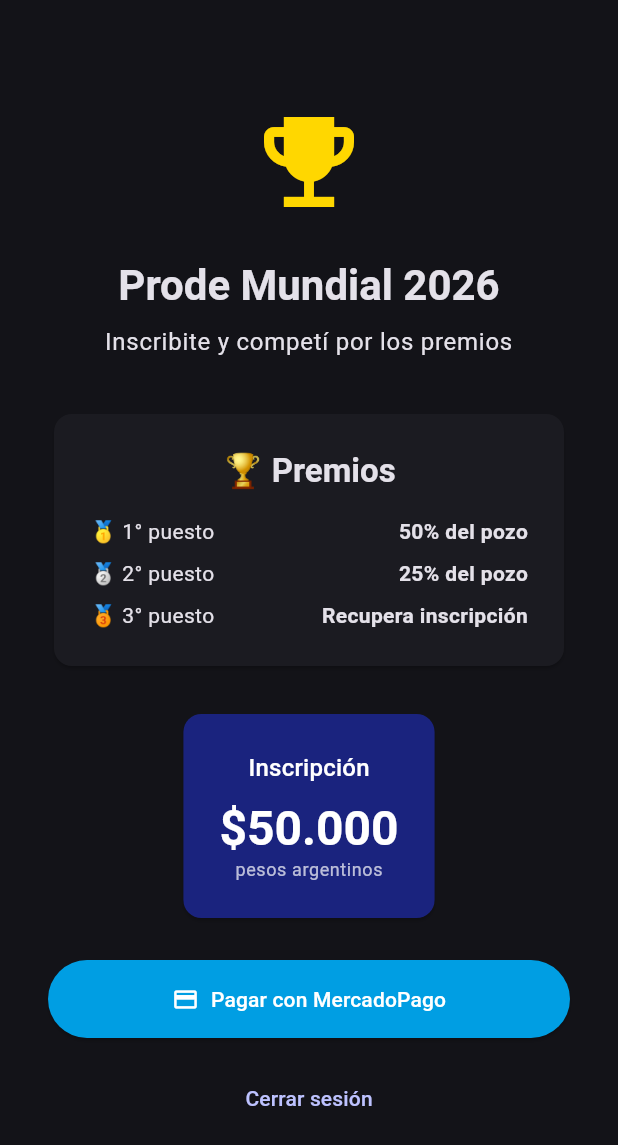
After one commit to cvazquez027/prode-mundial, a Flutter app: the InscriptionScreen screen opened by its route, on a phone screen of 412 x 824 dp. The commit adds this screen. Shown: the top 1145 px of the screen. Run offline on Flutter 3.47's test engine with Material 3 defaults, Android fonts, the phone set to English and light mode, and no system bars; our stand-ins replace cloud_firestore, firebase_auth, firebase_core, flutter_riverpod, gap, go_router; accounts and stored records are empty; network calls fail.

Commit message:
feat: inscription screen and payment guard

```diff
--- a/lib/app/router.dart
+++ b/lib/app/router.dart
@@ -1,20 +1,40 @@
 import 'package:flutter_riverpod/flutter_riverpod.dart';
 import 'package:go_router/go_router.dart';
 import '../data/repositories/auth_repository.dart';
+import '../presentation/providers/user_provider.dart';
 import '../presentation/screens/auth/login_screen.dart';
 import '../presentation/screens/home/home_screen.dart';
+import '../presentation/screens/payment/inscription_screen.dart';
 
 final routerProvider = Provider<GoRouter>((ref) {
   final authState = ref.watch(authStateProvider);
+  final userState = ref.watch(currentUserProvider);
 
   return GoRouter(
     initialLocation: '/login',
     redirect: (context, state) {
       final isLoggedIn = authState.valueOrNull != null;
-      final isOnLogin = state.matchedLocation == '/login';
+      final user = userState.valueOrNull;
+      final location = state.matchedLocation;
 
-      if (!isLoggedIn && !isOnLogin) return '/login';
-      if (isLoggedIn && isOnLogin) return '/home';
+      // No logueado → login
+      if (!isLoggedIn) {
+        return location == '/login' ? null : '/login';
+      }
+
+      // Logueado pero datos cargando → esperar
+      if (user == null) return null;
+
+      // Logueado, no pagó → inscripción
+      if (!user.isPaid && location != '/inscription') {
+        return '/inscription';
+      }
+
+      // Logueado, pagó, quiere ir a login o inscripción → home
+      if (user.isPaid && (location == '/login' || location == '/inscription')) {
+        return '/home';
+      }
+
       return null;
     },
     routes: [
@@ -23,6 +43,10 @@ final routerProvider = Provider<GoRouter>((ref) {
         builder: (context, state) => const LoginScreen(),
       ),
       GoRoute(
+        path: '/inscription',
+        builder: (context, state) => const InscriptionScreen(),
+      ),
+      GoRoute(
         path: '/home',
         builder: (context, state) => const HomeScreen(),
       ),
--- /dev/null
+++ b/lib/data/repositories/user_repository.dart
@@ -0,0 +1,24 @@
+import 'package:cloud_firestore/cloud_firestore.dart';
+import 'package:flutter_riverpod/flutter_riverpod.dart';
+import '../models/user_model.dart';
+
+final userRepositoryProvider = Provider<UserRepository>((ref) {
+  return UserRepository();
+});
+
+class UserRepository {
+  final FirebaseFirestore _firestore = FirebaseFirestore.instance;
+
+  Stream<UserModel?> watchUser(String uid) {
+    return _firestore
+        .collection('users')
+        .doc(uid)
+        .snapshots()
+        .map((doc) => doc.exists ? UserModel.fromFirestore(doc) : null);
+  }
+
+  Future<UserModel?> getUser(String uid) async {
+    final doc = await _firestore.collection('users').doc(uid).get();
+    return doc.exists ? UserModel.fromFirestore(doc) : null;
+  }
+}
--- /dev/null
+++ b/lib/presentation/providers/user_provider.dart
@@ -0,0 +1,13 @@
+import 'package:flutter_riverpod/flutter_riverpod.dart';
+import '../../data/models/user_model.dart';
+import '../../data/repositories/auth_repository.dart';
+import '../../data/repositories/user_repository.dart';
+
+final currentUserProvider = StreamProvider<UserModel?>((ref) {
+  final authState = ref.watch(authStateProvider);
+  final user = authState.valueOrNull;
+
+  if (user == null) return Stream.value(null);
+
+  return ref.watch(userRepositoryProvider).watchUser(user.uid);
+});
--- /dev/null
+++ b/lib/presentation/screens/payment/inscription_screen.dart
@@ -0,0 +1,148 @@
+import 'package:flutter/material.dart';
+import 'package:flutter_riverpod/flutter_riverpod.dart';
+import 'package:gap/gap.dart';
+import '../../../data/repositories/auth_repository.dart';
+
+class InscriptionScreen extends ConsumerWidget {
+  const InscriptionScreen({super.key});
+
+  @override
+  Widget build(BuildContext context, WidgetRef ref) {
+    return Scaffold(
+      body: SafeArea(
+        child: Padding(
+          padding: const EdgeInsets.all(32.0),
+          child: Column(
+            mainAxisAlignment: MainAxisAlignment.center,
+            children: [
+              const Icon(
+                Icons.emoji_events,
+                size: 80,
+                color: Color(0xFFFFD700),
+              ),
+              const Gap(24),
+              Text(
+                'Prode Mundial 2026',
+                style: Theme.of(context).textTheme.headlineMedium?.copyWith(
+                      fontWeight: FontWeight.bold,
+                    ),
+                textAlign: TextAlign.center,
+              ),
+              const Gap(8),
+              Text(
+                'Inscribite y competí por los premios',
+                style: Theme.of(context).textTheme.bodyLarge,
+                textAlign: TextAlign.center,
+              ),
+              const Gap(32),
+              // Card de premios
+              Card(
+                child: Padding(
+                  padding: const EdgeInsets.all(24.0),
+                  child: Column(
+                    children: [
+                      Text(
+                        '🏆 Premios',
+                        style: Theme.of(context).textTheme.titleLarge?.copyWith(
+                              fontWeight: FontWeight.bold,
+                            ),
+                      ),
+                      const Gap(16),
+                      _PrizeRow(
+                          position: '🥇 1° puesto', prize: '50% del pozo'),
+                      const Gap(8),
+                      _PrizeRow(
+                          position: '🥈 2° puesto', prize: '25% del pozo'),
+                      const Gap(8),
+                      _PrizeRow(
+                          position: '🥉 3° puesto',
+                          prize: 'Recupera inscripción'),
+                    ],
+                  ),
+                ),
+              ),
+              const Gap(24),
+              // Card de inscripción
+              Card(
+                color: const Color(0xFF1A237E),
+                child: Padding(
+                  padding: const EdgeInsets.all(24.0),
+                  child: Column(
+                    children: [
+                      Text(
+                        'Inscripción',
+                        style:
+                            Theme.of(context).textTheme.titleMedium?.copyWith(
+                                  color: Colors.white,
+                                ),
+                      ),
+                      const Gap(8),
+                      Text(
+                        '\$50.000',
+                        style:
+                            Theme.of(context).textTheme.headlineLarge?.copyWith(
+                                  color: Colors.white,
+                                  fontWeight: FontWeight.bold,
+                                ),
+                      ),
+                      Text(
+                        'pesos argentinos',
+                        style: Theme.of(context).textTheme.bodySmall?.copyWith(
+                              color: Colors.white70,
+                            ),
+                      ),
+                    ],
+                  ),
+                ),
+              ),
+              const Gap(24),
+              SizedBox(
+                width: double.infinity,
+                child: ElevatedButton.icon(
+                  onPressed: () {
+                    // TODO: integrar MercadoPago
+                  },
+                  icon: const Icon(Icons.payment),
+                  label: const Text('Pagar con MercadoPago'),
+                  style: ElevatedButton.styleFrom(
+                    padding: const EdgeInsets.all(16),
+                    backgroundColor: const Color(0xFF009EE3),
+                    foregroundColor: Colors.white,
+                  ),
+                ),
+              ),
+              const Gap(16),
+              TextButton(
+                onPressed: () async {
+                  await ref.read(authRepositoryProvider).signOut();
+                },
+                child: const Text('Cerrar sesión'),
+              ),
+            ],
+          ),
+        ),
+      ),
+    );
+  }
+}
+
+class _PrizeRow extends StatelessWidget {
+  final String position;
+  final String prize;
+
+  const _PrizeRow({required this.position, required this.prize});
+
+  @override
+  Widget build(BuildContext context) {
+    return Row(
+      mainAxisAlignment: MainAxisAlignment.spaceBetween,
+      children: [
+        Text(position),
+        Text(
+          prize,
+          style: const TextStyle(fontWeight: FontWeight.bold),
+        ),
+      ],
+    );
+  }
+}
```
